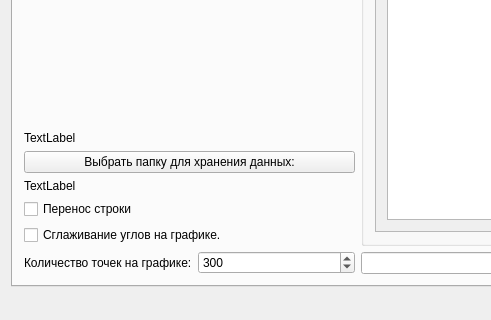
The window that mainwindow.ui (Andryxa797/IMS_terminal) describes before a commit, drawn with Qt 5; both pictures show x 0 to 491 and y 429 to 749 of the 1279 by 749 pixel window.
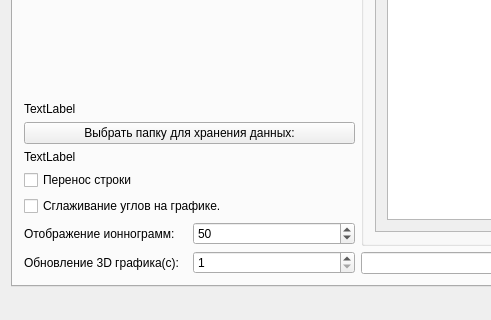
The same window after the commit.

Diff of the .ui file:
```diff
--- a/mainwindow.ui
+++ b/mainwindow.ui
@@ -190,14 +190,17 @@
                   <item>
                    <widget class="QLabel" name="label">
                     <property name="text">
-                     <string>Количество точек на графике:</string>
+                     <string>Отображение ионнограмм:</string>
                     </property>
                    </widget>
                   </item>
                   <item>
-                   <widget class="QSpinBox" name="spinBox">
+                   <widget class="QSpinBox" name="CountIonSpinBox">
                     <property name="focusPolicy">
-                     <enum>Qt::NoFocus</enum>
+                     <enum>Qt::WheelFocus</enum>
+                    </property>
+                    <property name="frame">
+                     <bool>true</bool>
                     </property>
                     <property name="readOnly">
                      <bool>false</bool>
@@ -212,16 +215,16 @@
                      <bool>false</bool>
                     </property>
                     <property name="showGroupSeparator" stdset="0">
-                     <bool>true</bool>
+                     <bool>false</bool>
                     </property>
                     <property name="suffix">
                      <string/>
                     </property>
                     <property name="minimum">
-                     <number>30</number>
+                     <number>10</number>
                     </property>
                     <property name="maximum">
-                     <number>5000</number>
+                     <number>50000</number>
                     </property>
                     <property name="singleStep">
                      <number>30</number>
@@ -230,7 +233,7 @@
                      <enum>QAbstractSpinBox::DefaultStepType</enum>
                     </property>
                     <property name="value">
-                     <number>300</number>
+                     <number>50</number>
                     </property>
                    </widget>
                   </item>
@@ -238,6 +241,27 @@
                 </item>
                </layout>
               </item>
+              <item>
+               <layout class="QHBoxLayout" name="horizontalLayout_13">
+                <item>
+                 <widget class="QLabel" name="label_2">
+                  <property name="text">
+                   <string>Обновление 3D графика(с):</string>
+                  </property>
+                 </widget>
+                </item>
+                <item>
+                 <widget class="QSpinBox" name="spinBox">
+                  <property name="minimum">
+                   <number>1</number>
+                  </property>
+                  <property name="value">
+                   <number>1</number>
+                  </property>
+                 </widget>
+                </item>
+               </layout>
+              </item>
              </layout>
             </item>
            </layout>
```
Left out of the diff: 4 changed lines with no effect on the pictures.
